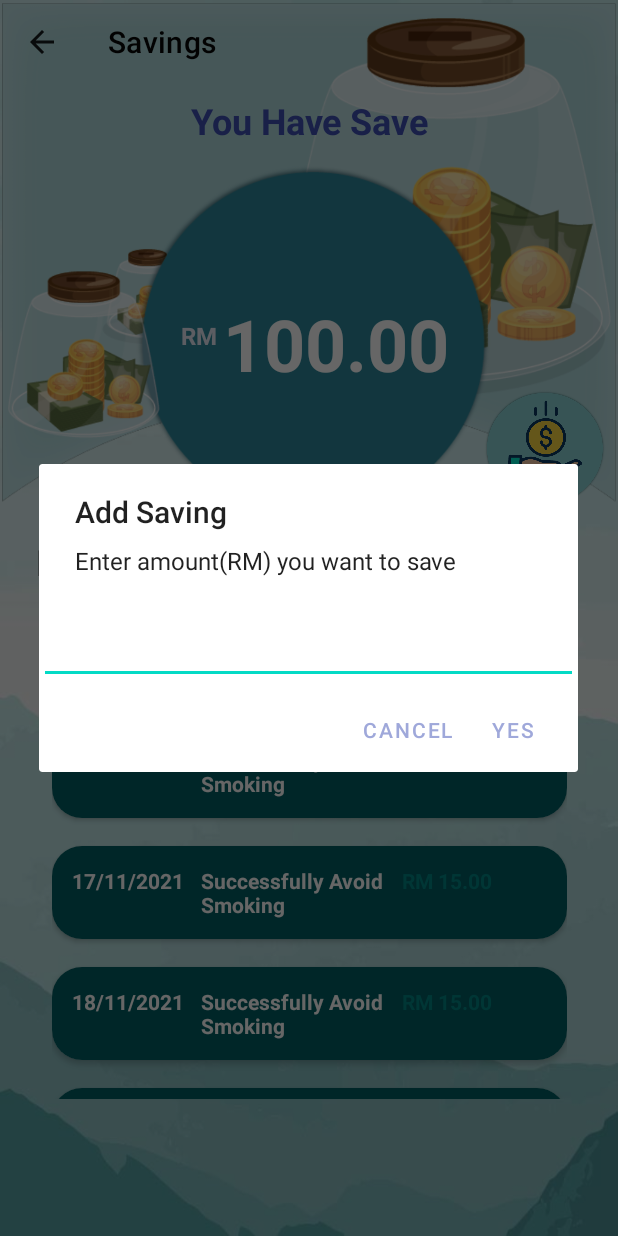
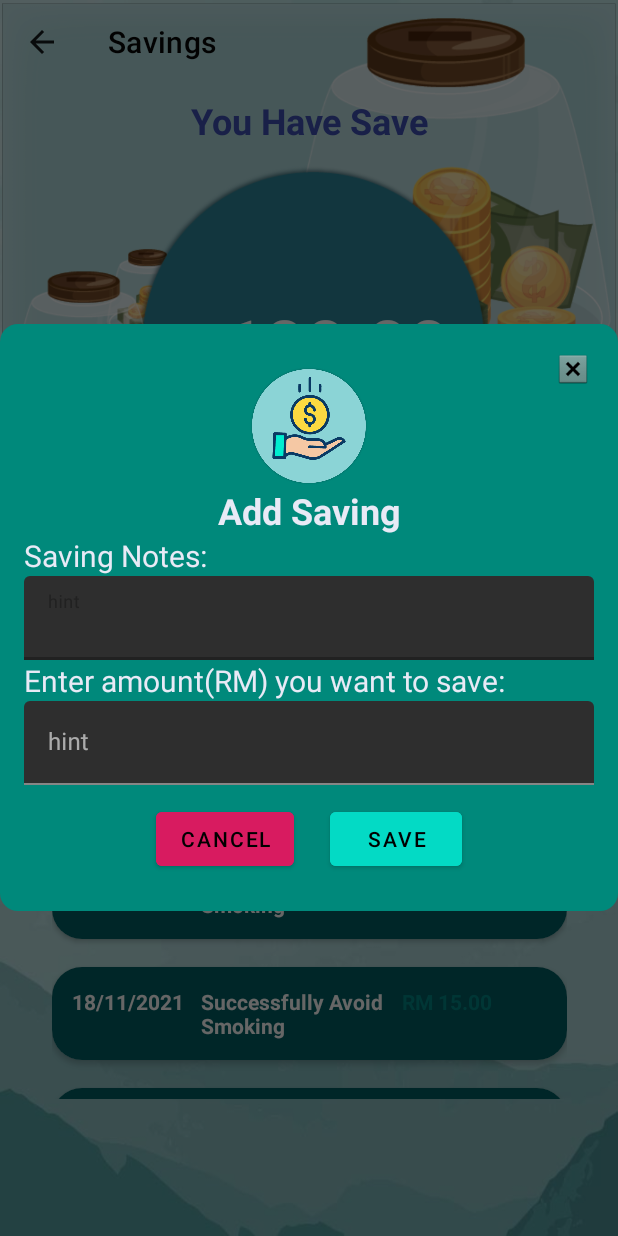
Before and after one commit to ZiadElwan/ITPM, an Android app: the Savings screen opened directly, with no data from a screen before it, after a tap on an icon or button, on a phone screen of 412 x 824 dp. Run offline under Robolectric (Android 15) with nearby library versions, the phone set to English and light mode, and no system bars; our stand-ins replace Firebase (no records; nobody signed in at launch, a user with empty details on screens opened directly); Roboto replaces fonts that are not available here.

Commit message:
saving pop up dialog updated

```diff
--- a/app/build.gradle
+++ b/app/build.gradle
@@ -53,4 +53,13 @@ dependencies {
 
     androidTestImplementation 'androidx.test.ext:junit:1.1.3'
     androidTestImplementation 'androidx.test.espresso:espresso-core:3.4.0'
+
+    implementation 'com.github.bumptech.glide:glide:4.12.0'
+    annotationProcessor 'com.github.bumptech.glide:compiler:4.12.0'
+
+    implementation platform('com.google.firebase:firebase-bom:29.0.0')
+    implementation 'com.google.firebase:firebase-storage'
+
+    implementation 'com.squareup.picasso:picasso:2.71828'
+
 }
--- a/app/src/main/java/com/khr/justquitit/Savings.java
+++ b/app/src/main/java/com/khr/justquitit/Savings.java
@@ -11,22 +11,30 @@ import androidx.recyclerview.widget.LinearLayoutManager;
 import androidx.recyclerview.widget.RecyclerView;
 
 import android.content.DialogInterface;
+import android.app.Dialog;
 import android.content.Intent;
 import android.os.Bundle;
 import android.view.Menu;
 import android.view.MenuInflater;
 import android.view.MenuItem;
 import android.view.View;
+import android.widget.Button;
 import android.widget.EditText;
 import android.widget.ImageButton;
+import android.widget.ImageView;
 
 import com.google.android.material.navigation.NavigationView;
+import com.google.android.material.textfield.TextInputEditText;
 import com.google.firebase.auth.FirebaseAuth;
 import com.google.firebase.auth.FirebaseUser;
 import com.khr.justquitit.adapter.SavingHistoryAdapter;
 import com.khr.justquitit.utils.SpacingItemDecoration;
 
 import java.util.ArrayList;
+import java.text.ParseException;
+import java.text.SimpleDateFormat;
+import java.util.Date;
+
 
 public class Savings extends AppCompatActivity {
 
@@ -56,7 +64,11 @@ public class Savings extends AppCompatActivity {
         imgBtn.setOnClickListener(new View.OnClickListener() {
             @Override
             public void onClick(View view) {
-                EditText addSaving = new EditText(view.getContext());
+
+                showDialog();
+
+                //-------------------------------------------------------------------------------------------
+               /* EditText addSaving = new EditText(view.getContext());
                 AlertDialog.Builder addSavingDialog = new AlertDialog.Builder(view.getContext());
                 addSavingDialog.setTitle("Add Saving");
                 addSavingDialog.setMessage("Enter amount(RM) you want to save");
@@ -74,13 +86,18 @@ public class Savings extends AppCompatActivity {
                         String addedSaving = addSaving.getText().toString();
 
                         //add the action later
+
+
+
                     }
                 });
 
                 addSavingDialog.create().show();
-
+                //-------------------------------------------------------------------------------------------
+*/
             }
         });
+
 
         InitializeCardView();
     }
@@ -99,35 +116,79 @@ public class Savings extends AppCompatActivity {
         //test 1 2 3
         CreateDataForCard();
     }
+
     //Test data. Nnti tukar kepada Firebase Realtime guna database trigger
     private void CreateDataForCard() {
-        SavingHistory saving = new SavingHistory("15/11/2021","Successfully Avoid Smoking","RM 15.00");
+        SavingHistory saving = new SavingHistory("15/11/2021", "Successfully Avoid Smoking", "RM 15.00");
         savingArray.add(saving);
 
-        saving = new SavingHistory("16/11/2021","Successfully Avoid Smoking","RM 15.00");
+        saving = new SavingHistory("16/11/2021", "Successfully Avoid Smoking", "RM 15.00");
         savingArray.add(saving);
-        saving = new SavingHistory("17/11/2021","Successfully Avoid Smoking","RM 15.00");
+        saving = new SavingHistory("17/11/2021", "Successfully Avoid Smoking", "RM 15.00");
         savingArray.add(saving);
-        saving = new SavingHistory("18/11/2021","Successfully Avoid Smoking","RM 15.00");
+        saving = new SavingHistory("18/11/2021", "Successfully Avoid Smoking", "RM 15.00");
         savingArray.add(saving);
-        saving = new SavingHistory("19/11/2021","Successfully Avoid Smoking","RM 15.00");
+        saving = new SavingHistory("19/11/2021", "Successfully Avoid Smoking", "RM 15.00");
         savingArray.add(saving);
-        saving = new SavingHistory("20/11/2021","Successfully Avoid Smoking","RM 15.00");
+        saving = new SavingHistory("20/11/2021", "Successfully Avoid Smoking", "RM 15.00");
         savingArray.add(saving);
-        saving = new SavingHistory("21/11/2021","Successfully Avoid Smoking","RM 15.00");
+        saving = new SavingHistory("21/11/2021", "Successfully Avoid Smoking", "RM 15.00");
         savingArray.add(saving);
-        saving = new SavingHistory("22/11/2021","Successfully Avoid Smoking","RM 15.00");
+        saving = new SavingHistory("22/11/2021", "Successfully Avoid Smoking", "RM 15.00");
         savingArray.add(saving);
-        saving = new SavingHistory("23/11/2021","Successfully Avoid Smoking","RM 15.00");
+        saving = new SavingHistory("23/11/2021", "Successfully Avoid Smoking", "RM 15.00");
         savingArray.add(saving);
-        saving = new SavingHistory("24/11/2021","Successfully Avoid Smoking","RM 15.00");
+        saving = new SavingHistory("24/11/2021", "Successfully Avoid Smoking", "RM 15.00");
         savingArray.add(saving);
     }
 
     //--------------------------------------------------------------------------------------------------------------------------------------
 
+    //custom pop up dialog ---> test
+    private void showDialog() {
+        Dialog dialog = new Dialog(this, R.style.DialogStyle);
+        dialog.setContentView(R.layout.layout_custom_dialog);
 
+        dialog.getWindow().setBackgroundDrawableResource(R.drawable.bg_windows);
+
+        ImageView btnClose = dialog.findViewById(R.id.btn_close);
+        Button buttonSave = dialog.findViewById(R.id.btn_yes);
+        Button buttonCancel = dialog.findViewById(R.id.btn_no);
+        EditText savingNotes, savingRM;
+        savingNotes = dialog.findViewById(R.id.saving_notes);
+        savingRM = dialog.findViewById(R.id.saving_rm);
+
+        btnClose.setOnClickListener(new View.OnClickListener() {
+            @Override
+            public void onClick(View view) {
+                dialog.dismiss();
+            }
+        });
+
+        buttonSave.setOnClickListener(new View.OnClickListener() {
+            @Override
+            public void onClick(View v) {
+                String date = new SimpleDateFormat("yyyy-MM-dd").format(new Date());
+                String notes = savingNotes.getText().toString();
+                String money = savingRM.getText().toString();
+
+                SavingHistory saving = new SavingHistory(date, notes, "RM " + money);
+                savingArray.add(saving);
+                dialog.dismiss();
+
+            }
+        });
+
+        buttonCancel.setOnClickListener(new View.OnClickListener() {
+            @Override
+            public void onClick(View v) {
+                dialog.dismiss();
+            }
+        });
+
+        dialog.show();
     }
+}
 
     /*public void onBackPressed() {
         AlertDialog.Builder alertDlg = new AlertDialog.Builder(this);
--- /dev/null
+++ b/app/src/main/res/drawable/bg_windows.xml
@@ -0,0 +1,4 @@
+<?xml version="1.0" encoding="utf-8"?>
+<shape xmlns:android="http://schemas.android.com/apk/res/android">
+    <corners android:radius="12dp"/>
+</shape>
--- /dev/null
+++ b/app/src/main/res/layout/layout_custom_dialog.xml
@@ -0,0 +1,126 @@
+<?xml version="1.0" encoding="utf-8"?>
+<RelativeLayout xmlns:android="http://schemas.android.com/apk/res/android"
+    xmlns:app="http://schemas.android.com/apk/res-auto"
+    xmlns:tools="http://schemas.android.com/tools"
+    android:layout_width="match_parent"
+    android:layout_height="wrap_content"
+    android:id="@+id/root_vg"
+    >
+
+    <RelativeLayout
+        android:layout_width="match_parent"
+        android:layout_height="wrap_content"
+        android:background="#00897B"
+        android:padding="16dp">
+
+        <ImageView
+            android:id="@+id/btn_close"
+            android:layout_width="24dp"
+            android:layout_height="24dp"
+            android:layout_alignParentEnd="true"
+            android:layout_alignParentRight="true"
+            android:layout_marginTop="2dp"
+            android:layout_marginEnd="2dp"
+            android:layout_marginRight="2dp"
+            app:srcCompat="@android:drawable/btn_dialog" />
+
+        <LinearLayout
+            android:layout_width="match_parent"
+            android:layout_height="wrap_content"
+            android:orientation="vertical">
+
+            <ImageView
+                android:id="@+id/img_icon"
+                android:layout_width="80dp"
+                android:layout_height="80dp"
+                android:layout_gravity="center_horizontal"
+                android:layout_marginTop="12dp"
+                android:elevation="8dp"
+                app:srcCompat="@drawable/savingbutton" />
+
+
+            <TextView
+                android:id="@+id/textView21"
+                android:layout_width="match_parent"
+                android:layout_height="wrap_content"
+                android:text="Add Saving"
+                android:textAlignment="center"
+                android:textColor="@color/purple_200"
+                android:textSize="24sp"
+                android:textStyle="bold" />
+
+            <TextView
+                android:id="@+id/textView23"
+                android:layout_width="match_parent"
+                android:layout_height="wrap_content"
+                android:text="Saving Notes:"
+                android:textColor="@color/purple_200"
+                android:textSize="20sp" />
+
+            <com.google.android.material.textfield.TextInputLayout
+                android:layout_width="match_parent"
+                android:layout_height="match_parent">
+
+                <com.google.android.material.textfield.TextInputEditText
+                    android:id="@+id/saving_notes"
+                    android:layout_width="match_parent"
+                    android:layout_height="wrap_content"
+                    android:hint="hint"
+                    android:textColor="@color/colorWhite"
+                    android:textSize="16sp" />
+            </com.google.android.material.textfield.TextInputLayout>
+
+            <TextView
+                android:id="@+id/textView22"
+                android:layout_width="match_parent"
+                android:layout_height="wrap_content"
+                android:text="Enter amount(RM) you want to save:"
+                android:textColor="@color/purple_200"
+                android:textSize="20sp" />
+
+            <com.google.android.material.textfield.TextInputLayout
+                android:layout_width="match_parent"
+                android:layout_height="match_parent">
+
+                <com.google.android.material.textfield.TextInputEditText
+                    android:id="@+id/saving_rm"
+                    android:layout_width="match_parent"
+                    android:layout_height="wrap_content"
+                    android:hint="hint"
+                    android:textColor="@color/colorWhite" />
+            </com.google.android.material.textfield.TextInputLayout>
+
+            <LinearLayout
+                android:layout_width="match_parent"
+                android:layout_height="wrap_content"
+                android:layout_marginTop="12dp"
+                android:layout_marginBottom="8dp"
+                android:gravity="center_horizontal"
+                android:orientation="horizontal">
+
+                <Button
+                    android:id="@+id/btn_no"
+                    android:layout_width="wrap_content"
+                    android:layout_height="wrap_content"
+                    android:backgroundTint="@color/colorAccent"
+                    android:text="Cancel"
+                    android:textColor="@color/black" />
+
+                <Button
+                    android:id="@+id/btn_yes"
+                    android:layout_width="wrap_content"
+                    android:layout_height="wrap_content"
+                    android:layout_marginStart="24dp"
+                    android:layout_marginLeft="24dp"
+                    android:backgroundTint="@color/teal_200"
+                    android:text="Save"
+                    android:textColor="@color/black" />
+
+            </LinearLayout>
+
+        </LinearLayout>
+    </RelativeLayout>
+
+
+
+</RelativeLayout>
--- a/app/src/main/res/values/themes.xml
+++ b/app/src/main/res/values/themes.xml
@@ -27,4 +27,9 @@
         <item name="color">#AE000000</item>
     </style>
 
+    <style name="DialogStyle" parent="Theme.AppCompat.Dialog">
+        <item name="android:windowMinWidthMajor">80%</item>
+        <item name="android:windowMinWidthMinor">80%</item>
+    </style>
+
 </resources>
```
